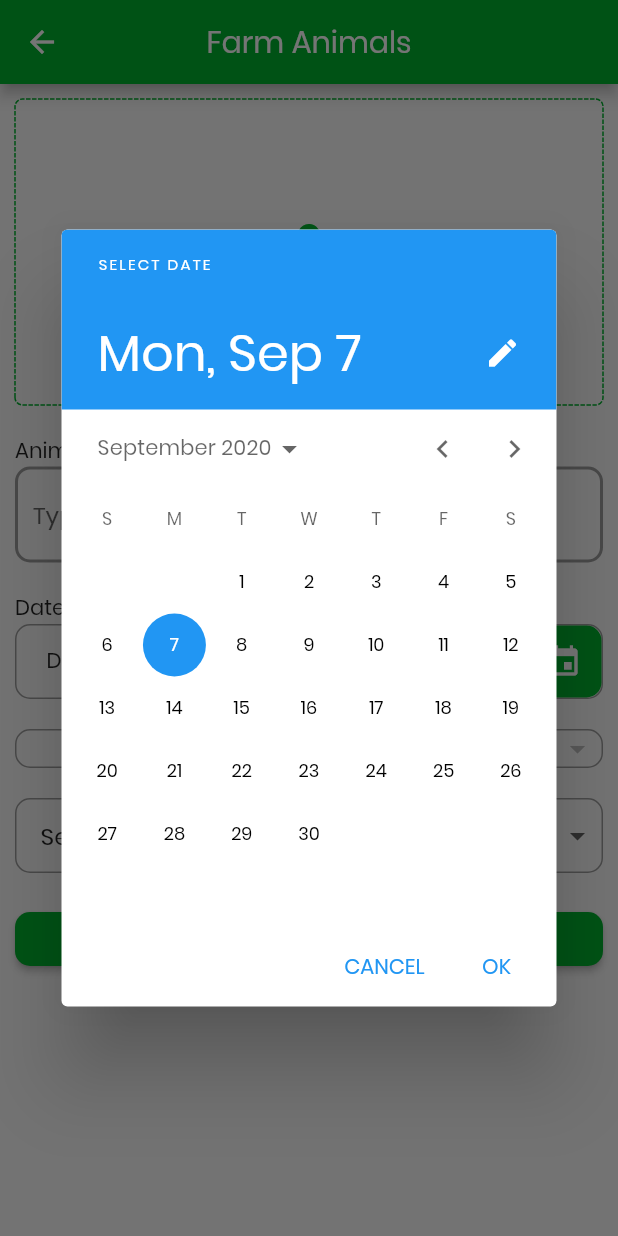
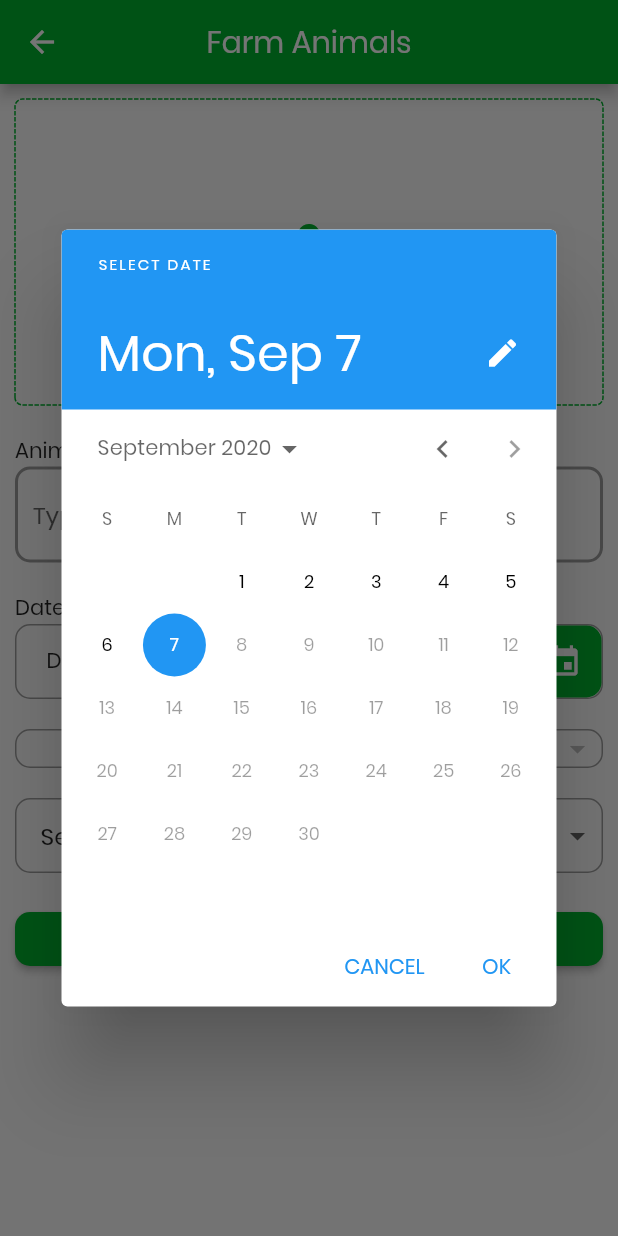
Before and after one commit to farahaidid/channab-mobile, a Flutter app: the FarmAnimalForm screen opened by its route, after a tap on "DOB", on a phone screen of 412 x 824 dp. Run offline on Flutter 3.47's test engine with Material 2 defaults, Android fonts, the phone set to English and light mode, and no system bars; drawn by our look-alikes of dotted_border; our stand-ins replace dio, flutter_svg, image_picker, shared_preferences, timeline_tile; accounts and stored records are empty; network calls fail; statements that could not run were skipped.

Commit message:
calendar fix

```diff
--- a/lib/farm_animal_form.dart
+++ b/lib/farm_animal_form.dart
@@ -213,7 +213,7 @@ class _FarmAnimalFormState extends State<FarmAnimalForm> {
                     ),
                   ),
                   onTap: (){
-                    showDatePicker(context: context, initialDate: DateTime.now(), firstDate: DateTime(1950), lastDate: DateTime(2021))
+                    showDatePicker(context: context, initialDate: DateTime.now(), firstDate: DateTime(1950), lastDate: DateTime.now(), )
                     .then((value) => {
                       setState(()=>_date = value)
                     });
```
Also changed, not shown: 1 other file.
